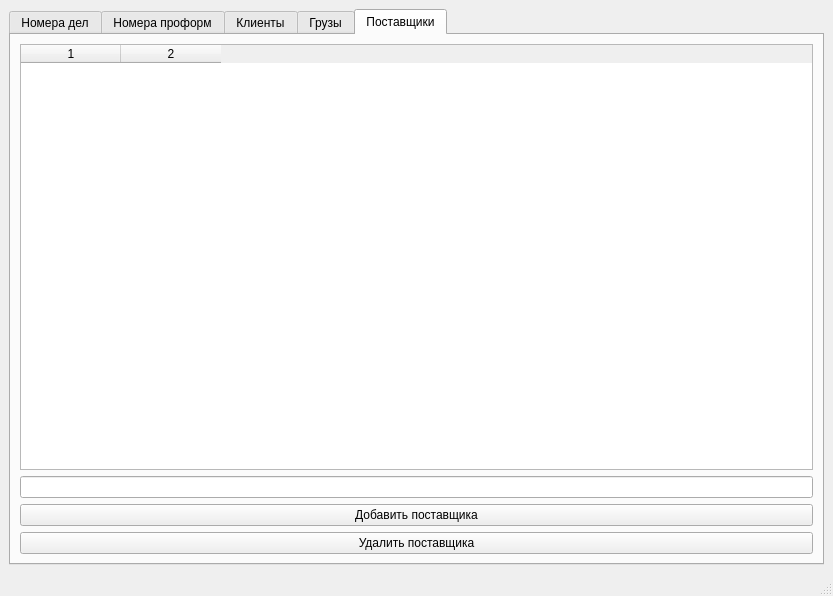
First picture: the form in ui/main.ui, repository Sne51/Polarpor_DB_win, before the edit.
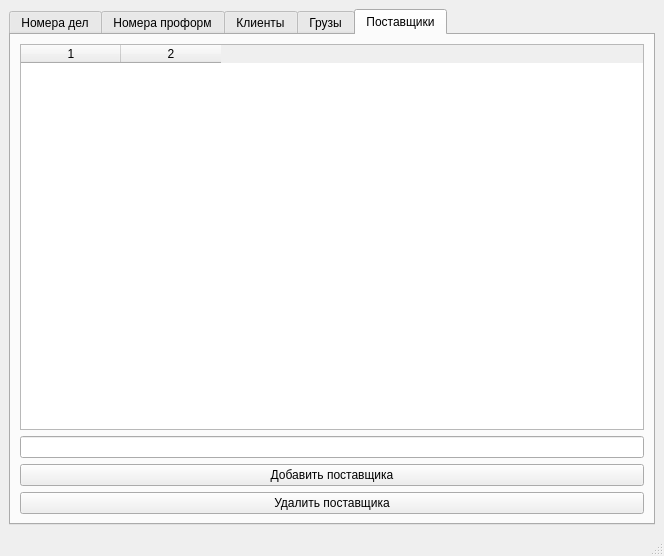
Second picture: the form after the edit. The open tabs and pages were chosen to show the change.

Commit message: added export to excel, added added settings

```diff
--- a/ui/main.ui
+++ b/ui/main.ui
@@ -6,8 +6,8 @@
    <rect>
     <x>0</x>
     <y>0</y>
-    <width>833</width>
-    <height>596</height>
+    <width>664</width>
+    <height>556</height>
    </rect>
   </property>
   <property name="windowTitle">
@@ -15,8 +15,8 @@
   </property>
   <widget class="QWidget" name="centralwidget">
    <layout class="QGridLayout" name="gridLayout_5">
-    <item row="0" column="0">
-     <widget class="QTabWidget" name="Case_tab">
+    <item row="0" column="1">
+     <widget class="QTabWidget" name="settingsTab">
       <property name="currentIndex">
        <number>3</number>
       </property>
```
Left out of the diff: 2 changed lines with no effect on the pictures. The commit also changes 545 other files.
